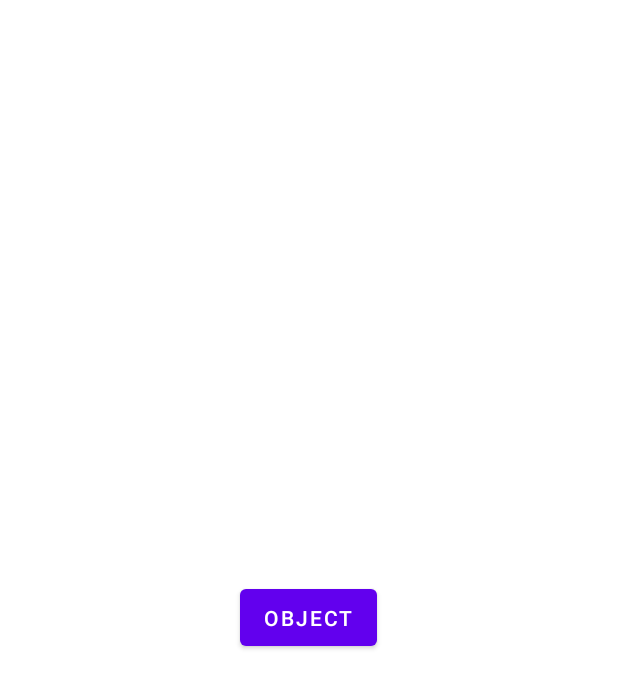
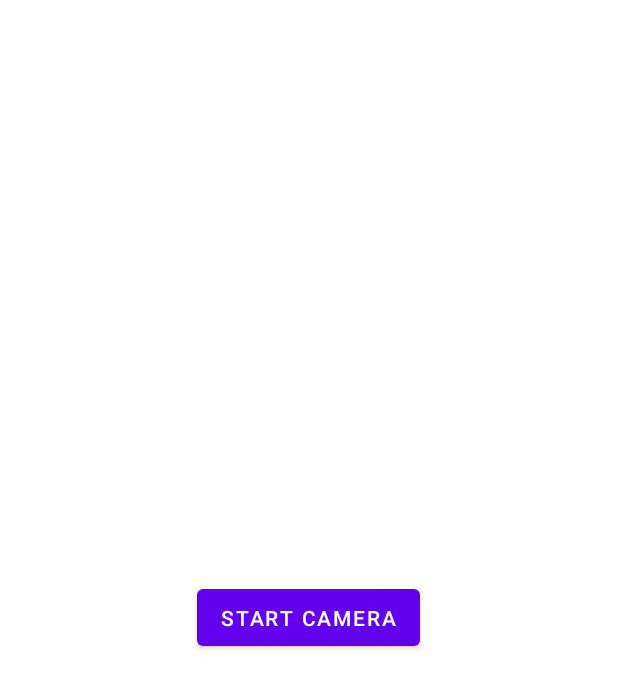
Before and after one commit to masters-of-scrum/emotion, an Android app: the layout activity_main.xml on its own in the app's theme, with its tools: preview values and no code run, on a phone screen of 412 x 824 dp. Shown: the top 688 px of the screen. Run offline under Robolectric (Android 15) with nearby library versions, the phone set to English and light mode, and no system bars.

Commit message:
mes cositas

```diff
--- a/app/app/src/main/AndroidManifest.xml
+++ b/app/app/src/main/AndroidManifest.xml
@@ -25,9 +25,11 @@ package="com.hackeps.mastersofscrum">
     android:roundIcon="@mipmap/ic_launcher_round"
     android:supportsRtl="true"
     android:theme="@style/Theme.MastersOfScrum">
-    <activity android:name=".CameraActivity" />
+    <activity android:name=".CameraActivity"
+        android:screenOrientation="landscape"/>
     <activity android:name=".MainActivity"
-        android:exported="true">
+        android:exported="true"
+        android:screenOrientation="landscape">
         <intent-filter>
             <action android:name="android.intent.action.MAIN" />
 
--- a/app/app/src/main/res/layout/activity_main.xml
+++ b/app/app/src/main/res/layout/activity_main.xml
@@ -5,13 +5,14 @@
     android:layout_width="match_parent"
     android:layout_height="match_parent"
     tools:context=".MainActivity"
-    android:gravity="center">
+    android:gravity="center"
+    android:orientation="horizontal">
 
     <Button
         android:layout_width="wrap_content"
         android:layout_height="50dp"
         android:id="@+id/camera_button"
-        android:text="Object"
+        android:text="Start Camera"
         />
 
 
--- a/app/app/src/main/res/values/strings.xml
+++ b/app/app/src/main/res/values/strings.xml
@@ -1,3 +1,4 @@
 <resources>
     <string name="app_name">MastersOfScrum</string>
+    <string name="toShow">Example string</string>
 </resources>
```
Also changed, not shown: app/app/src/main/java/com/hackeps/mastersofscrum/CameraActivity.java (+21 -2 lines), app/app/src/main/java/com/hackeps/mastersofscrum/ModelService.java (added, +7 -0 lines), app/app/src/main/res/layout/activity_camera.xml (+10 -4 lines), 1 other file.
